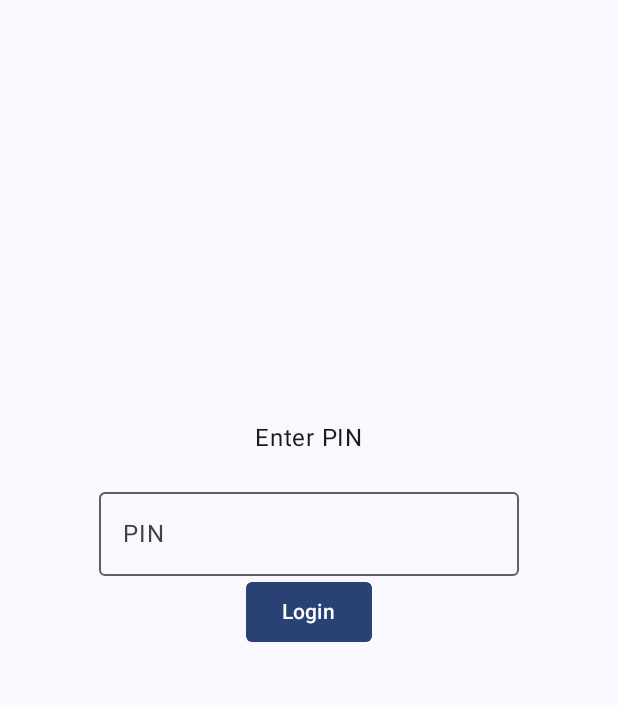
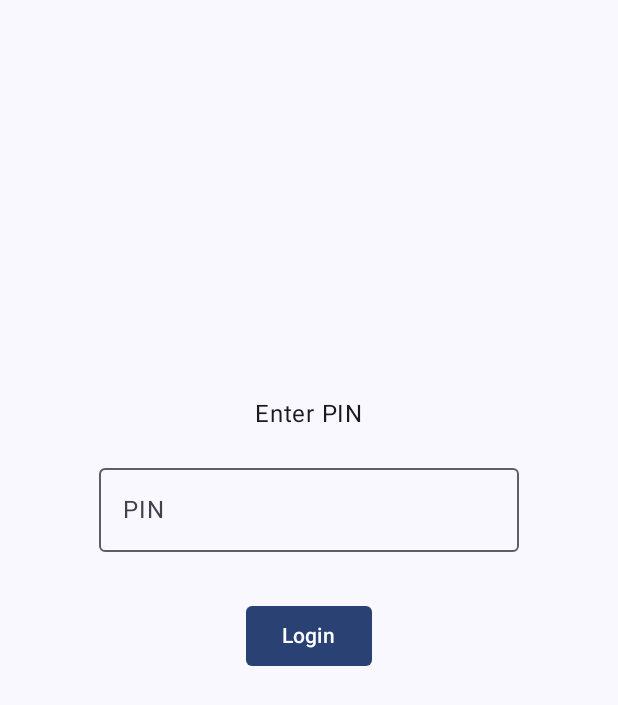
Before and after one commit to SovicLeon/EncryptedNotesAndroid, an Android app built with Jetpack Compose: the screen it shows after launch (MainActivity), on a phone screen of 412 x 824 dp. Shown: the top 705 px of the screen. Run offline under Robolectric (Android 15) with nearby library versions, the phone set to English and light mode, and no system bars.

Commit message:
Fixed UI, colors, spacing, text size

```diff
--- a/app/src/main/java/com/example/encryption/MainActivity.kt
+++ b/app/src/main/java/com/example/encryption/MainActivity.kt
@@ -58,6 +58,7 @@ class MainActivity : ComponentActivity() {
                         TextFieldPIN(pinValue.value) { newValue ->
                             pinValue.value = newValue
                         }
+                        Spacer(modifier = Modifier.height(32.dp))
                         ButtonLogin(pinValue.value) { pin ->
                             Log.d("pin", pin)
                             val context = this@MainActivity
```
Also changed, not shown: app/src/main/java/com/example/encryption/AddNote.kt (+5 -2 lines), app/src/main/java/com/example/encryption/Notes.kt (+6 -3 lines).
